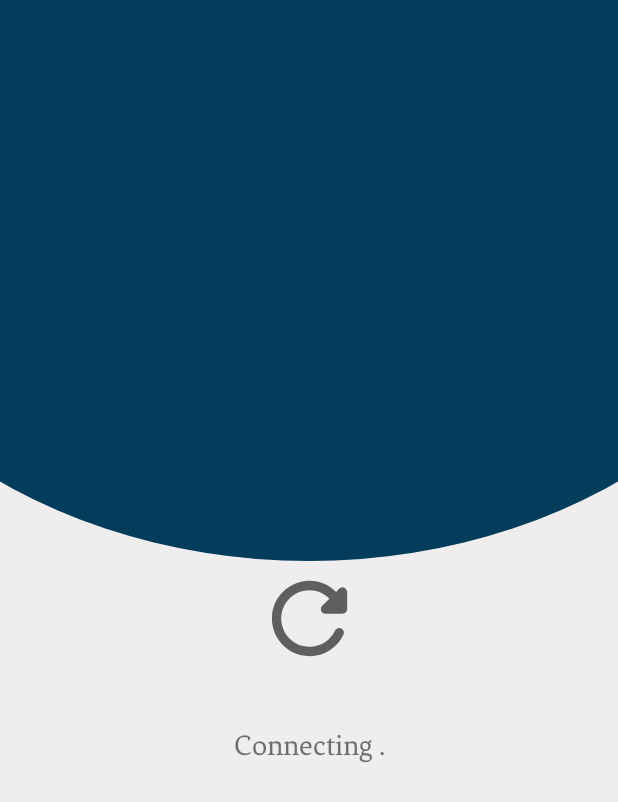
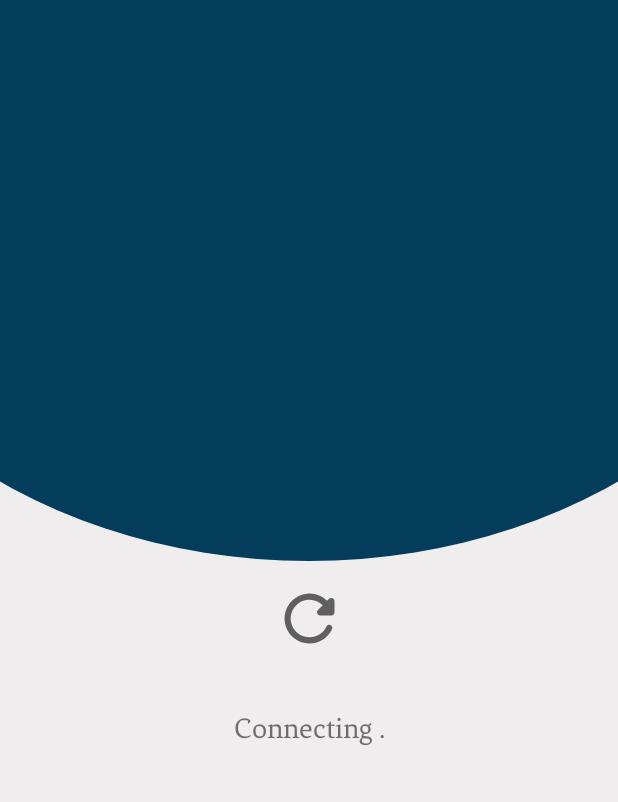
Before and after one commit to Vivek-Nehra/SCAN, an Android app: the layout check_connection.xml on its own in the app's theme, with its tools: preview values and no code run, on a phone screen of 412 x 824 dp. Shown: the top 802 px of the screen. Run offline under Robolectric (Android 15) with nearby library versions, the phone set to English and light mode, and no system bars.

Commit message:
Merge to Master

```diff
--- a/app/src/main/java/com/example/scan/BikeControllerActivity.java
+++ b/app/src/main/java/com/example/scan/BikeControllerActivity.java
@@ -88,7 +88,7 @@ public class BikeControllerActivity extends AppCompatActivity implements Hotspot
                 int hours = totalTime / 3600;
                 int minutes = (totalTime % 3600) / 60;
                 int seconds = totalTime % 60;
-                timer.setText(String.format("%0.02d:%0.02d:%0.02d", hours, minutes, seconds));
+                timer.setText(String.format("%02d:%02d:%02d", hours, minutes, seconds));
             }
         };
 
@@ -296,7 +296,7 @@ public class BikeControllerActivity extends AppCompatActivity implements Hotspot
                                         }
                                     }
                                 }
-                            });
+                            }).start();
                         }
                     }
                 }
--- a/app/src/main/res/layout/check_connection.xml
+++ b/app/src/main/res/layout/check_connection.xml
@@ -8,8 +8,8 @@
 
     <ImageView
         android:id="@+id/retryButton"
-        android:layout_width="75dp"
-        android:layout_height="75dp"
+        android:layout_width="50dp"
+        android:layout_height="50dp"
         app:layout_constraintBottom_toBottomOf="parent"
         app:layout_constraintEnd_toEndOf="parent"
         app:layout_constraintStart_toStartOf="parent"
```
Also changed, not shown: 1 other file.
